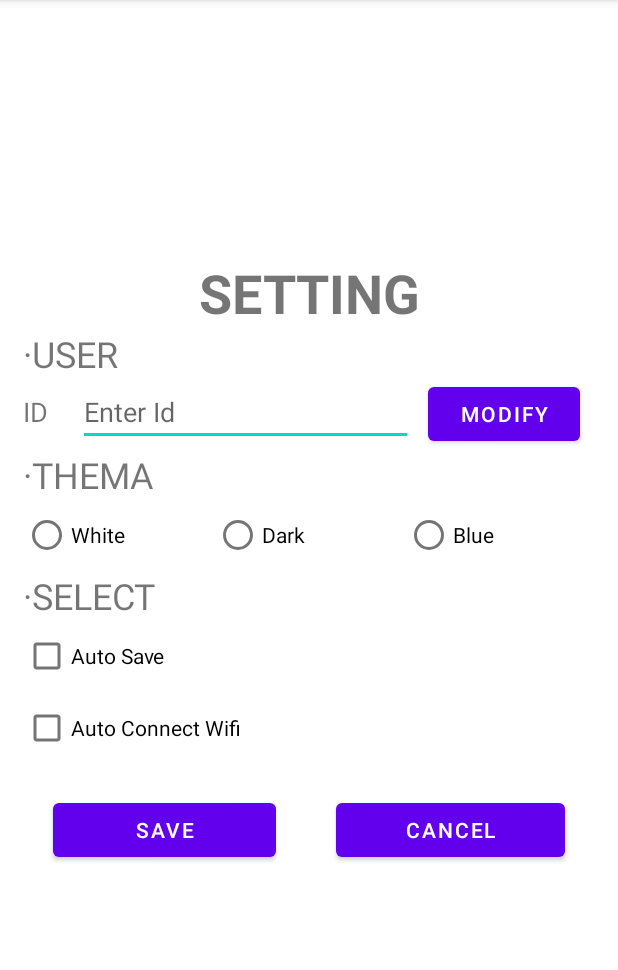
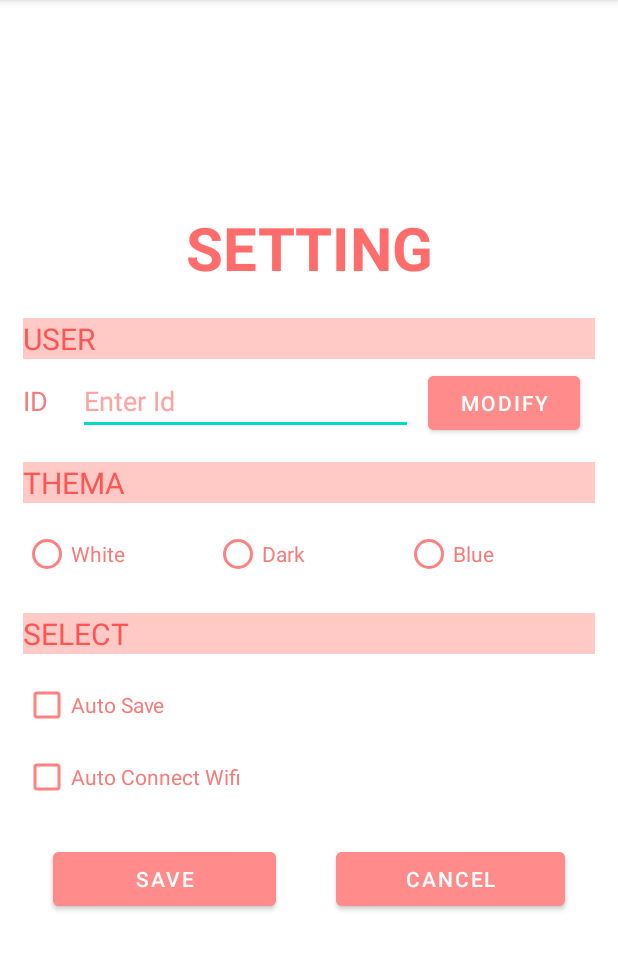
Before and after one commit to jinchaeeun/ExamEvent, an Android app: the screen it shows after launch (SettingActivity), on a phone screen of 412 x 824 dp, the part 84-1054 px from its top. Run offline under Robolectric (Android 15) with nearby library versions, the phone set to English and light mode, and no system bars.

Commit message:
UI 컬러 변경

```diff
--- a/app/src/main/java/com/example/examevent/SettingActivity.java
+++ b/app/src/main/java/com/example/examevent/SettingActivity.java
@@ -32,7 +32,6 @@ public class SettingActivity extends AppCompatActivity {
     private RadioGroup      themaRGroup;
     private CheckBox        autoSaveCheck, autoWifiCheck;
     private RadioButton     whiteRBTN, darkRBTN,blueRBTN;
-    private Button          modifyBTN, saveBTN, cancelBTN;
 
     private InputMethodManager imm;        //소프트키보드 숨기는거
 
--- a/app/src/main/res/layout/setting_main.xml
+++ b/app/src/main/res/layout/setting_main.xml
@@ -1,5 +1,6 @@
 <?xml version="1.0" encoding="utf-8"?>
 <LinearLayout xmlns:android="http://schemas.android.com/apk/res/android"
+    xmlns:app="http://schemas.android.com/apk/res-auto"
     xmlns:tools="http://schemas.android.com/tools"
     android:id="@+id/conLAY"
     android:layout_width="match_parent"
@@ -15,21 +16,27 @@
         android:id="@+id/textView8"
         android:layout_width="match_parent"
         android:layout_height="wrap_content"
+        android:layout_marginBottom="20dp"
         android:gravity="center"
         android:text="@string/setting"
-        android:textSize="36sp"
+        android:textColor="#FF6C6C"
+        android:textSize="40sp"
         android:textStyle="bold" />
 
     <TextView
         android:id="@+id/textView2"
         android:layout_width="match_parent"
         android:layout_height="wrap_content"
+        android:layout_marginBottom="5dp"
+        android:background="#FFCAC5"
         android:text="@string/user"
-        android:textSize="24sp" />
+        android:textColor="#FF5454"
+        android:textSize="20sp" />
 
     <LinearLayout
         android:layout_width="match_parent"
         android:layout_height="wrap_content"
+        android:layout_marginBottom="15dp"
         android:orientation="horizontal">
 
         <TextView
@@ -38,6 +45,7 @@
             android:layout_height="wrap_content"
             android:layout_weight="1"
             android:text="@string/id"
+            android:textColor="#F87B7B"
             android:textSize="18sp" />
 
         <EditText
@@ -48,7 +56,8 @@
             android:layout_weight="1"
             android:ems="10"
             android:hint="@string/enterID"
-            android:inputType="textPersonName" />
+            android:inputType="textPersonName"
+            android:textColorHint="#FFA2A2" />
 
         <Button
             android:id="@+id/modifyBTN"
@@ -57,26 +66,32 @@
             android:layout_marginLeft="10dp"
             android:layout_marginRight="10dp"
             android:layout_weight="1"
+            android:backgroundTint="#FF8B8B"
             android:onClick="click"
-            android:text="@string/modify" />
+            android:text="@string/modify"
+            app:rippleColor="#FFFFFF" />
     </LinearLayout>
 
     <LinearLayout
         android:layout_width="match_parent"
         android:layout_height="wrap_content"
+        android:layout_marginBottom="15dp"
         android:orientation="vertical">
 
         <TextView
             android:id="@+id/thema"
             android:layout_width="match_parent"
             android:layout_height="wrap_content"
+            android:background="#FFCAC5"
             android:text="@string/thema"
-            android:textSize="24sp" />
+            android:textColor="#FF5454"
+            android:textSize="20sp" />
 
         <RadioGroup
             android:id="@+id/themaRGroup"
             android:layout_width="match_parent"
             android:layout_height="match_parent"
+            android:layout_marginTop="10dp"
             android:orientation="horizontal">
 
             <RadioButton
@@ -84,21 +99,27 @@
                 android:layout_width="match_parent"
                 android:layout_height="wrap_content"
                 android:layout_weight="1"
-                android:text="@string/white" />
+                android:buttonTint="#FF8080"
+                android:text="@string/white"
+                android:textColor="#F87B7B" />
 
             <RadioButton
                 android:id="@+id/darkRBTN"
                 android:layout_width="match_parent"
                 android:layout_height="wrap_content"
                 android:layout_weight="1"
-                android:text="@string/dark" />
+                android:buttonTint="#FF8080"
+                android:text="@string/dark"
+                android:textColor="#F87B7B" />
 
             <RadioButton
                 android:id="@+id/blueRBTN"
                 android:layout_width="match_parent"
                 android:layout_height="wrap_content"
                 android:layout_weight="1"
-                android:text="@string/blue" />
+                android:buttonTint="#FF8080"
+                android:text="@string/blue"
+                android:textColor="#F87B7B" />
         </RadioGroup>
 
     </LinearLayout>
@@ -112,22 +133,29 @@
             android:id="@+id/textView7"
             android:layout_width="match_parent"
             android:layout_height="wrap_content"
+            android:layout_marginBottom="10dp"
+            android:background="#FFCAC5"
             android:text="@string/select"
-            android:textSize="24sp" />
+            android:textColor="#FF5454"
+            android:textSize="20sp" />
 
         <CheckBox
             android:id="@+id/autoSaveCheck"
             android:layout_width="wrap_content"
             android:layout_height="wrap_content"
             android:layout_weight="1"
-            android:text="@string/autosave" />
+            android:buttonTint="#FF8080"
+            android:text="@string/autosave"
+            android:textColor="#F87B7B" />
 
         <CheckBox
             android:id="@+id/autoWifiCheck"
             android:layout_width="wrap_content"
             android:layout_height="wrap_content"
             android:layout_weight="1"
-            android:text="@string/autoconnectwifi" />
+            android:buttonTint="#FF8080"
+            android:text="@string/autoconnectwifi"
+            android:textColor="#F87B7B" />
 
     </LinearLayout>
 
@@ -143,6 +171,7 @@
             android:layout_height="wrap_content"
             android:layout_margin="20dp"
             android:layout_weight="1"
+            android:backgroundTint="#FF8B8B"
             android:onClick="click"
             android:text="@string/save" />
 
@@ -152,6 +181,7 @@
             android:layout_height="wrap_content"
             android:layout_margin="20dp"
             android:layout_weight="1"
+            android:backgroundTint="#FF8B8B"
             android:onClick="click"
             android:text="@android:string/cancel" />
     </LinearLayout>
--- a/app/src/main/res/values/strings.xml
+++ b/app/src/main/res/values/strings.xml
@@ -10,12 +10,12 @@
     <string name="name">Enter name</string>
     <string name="modify">modify</string>
     <string name="id">ID</string>
-    <string name="user">·USER</string>
+    <string name="user">USER</string>
     <string name="enterID">Enter Id</string>
-    <string name="thema">·THEMA</string>
+    <string name="thema">THEMA</string>
     <string name="white">White</string>
     <string name="dark">Dark</string>
-    <string name="select">·SELECT</string>
+    <string name="select">SELECT</string>
     <string name="autosave">Auto Save</string>
     <string name="autoconnectwifi">Auto Connect Wifi</string>
     <string name="save">SAVE</string>
```
